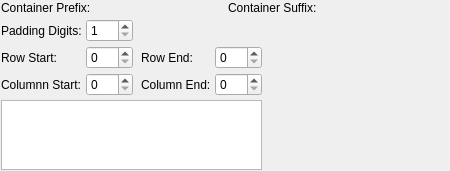
The window that Source/SVWidgetsLib/FilterParameterWidgets/UI_Files/MontageSelectionWidget.ui (BlueQuartzSoftware/SIMPL) describes before a commit, drawn with Qt 5.
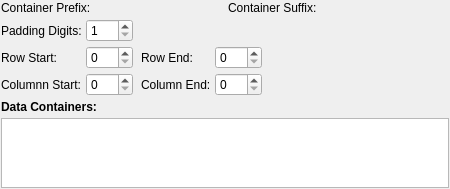
The same window after the commit. Custom widgets are drawn as their Qt base class.

Commit message:
Updated MontageSelection and MontageSelectionWidget
* Updated MontageSelection to get the DataContainer names by comb or snake order.
* Updated MontageSelection to individual DataContainer names based on row or column.
* Replaced MontageSelectionWidget's DataContainer list with a table of DataContainer names along with an icon displaying if the DataContainer could be found in the filter's DataContainerArray.

```diff
--- a/Source/SVWidgetsLib/FilterParameterWidgets/UI_Files/MontageSelectionWidget.ui
+++ b/Source/SVWidgetsLib/FilterParameterWidgets/UI_Files/MontageSelectionWidget.ui
@@ -7,7 +7,7 @@
     <x>0</x>
     <y>0</y>
     <width>450</width>
-    <height>166</height>
+    <height>181</height>
    </rect>
   </property>
   <property name="windowTitle">
@@ -203,8 +203,21 @@
      </property>
     </widget>
    </item>
-   <item row="5" column="0" colspan="5">
-    <widget class="QListWidget" name="dataContainerListWidget"/>
+   <item row="4" column="0" colspan="2">
+    <widget class="QLabel" name="label_8">
+     <property name="font">
+      <font>
+       <weight>75</weight>
+       <bold>true</bold>
+      </font>
+     </property>
+     <property name="text">
+      <string>Data Containers:</string>
+     </property>
+    </widget>
+   </item>
+   <item row="5" column="0" colspan="6">
+    <widget class="QTableWidget" name="dataContainerTableWidget"/>
    </item>
   </layout>
  </widget>
```
The commit also changes 4 other files.
